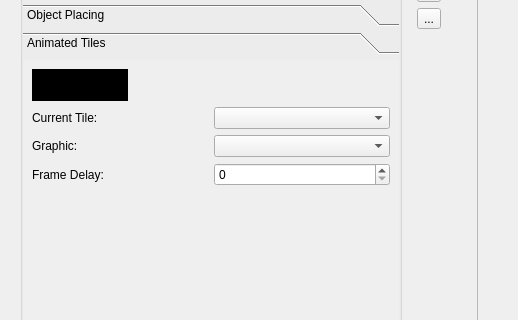
Before: the Qt Designer form editor/mainwindow_tab/map_tab.ui in protoman/rockbot, drawn with Qt 5; both pictures show x 0 to 518 and y 183 to 503 of the 1042 by 593 pixel window.
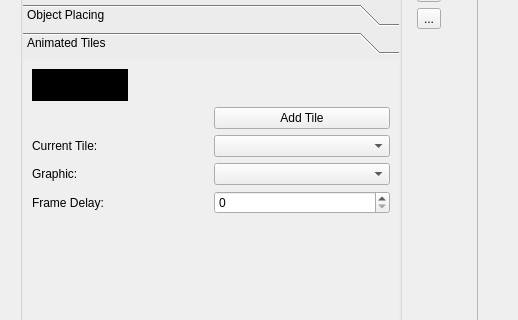
After: the same form once the commit is applied. The open tabs and pages were chosen to show the change. Icons and pictures are not drawn. Custom widgets are drawn as their Qt base class.

Commit message: - add more projectiles total - weapon now have a projectile for charged - fio_common for some generic read/write methods. // @TOOD: change fio_scenes to use this new class instead - refactor anim-tiles so that it can hold an infinite/undetermined number of tiles

```diff
--- a/editor/mainwindow_tab/map_tab.ui
+++ b/editor/mainwindow_tab/map_tab.ui
@@ -843,8 +843,8 @@
              <rect>
               <x>0</x>
               <y>0</y>
-              <width>374</width>
-              <height>295</height>
+              <width>380</width>
+              <height>346</height>
              </rect>
             </property>
             <attribute name="label">
@@ -881,21 +881,21 @@
                <property name="bottomMargin">
                 <number>10</number>
                </property>
-               <item row="0" column="1">
+               <item row="1" column="1">
                 <widget class="QComboBox" name="current_anim_tile_combobox">
                  <property name="enabled">
                   <bool>true</bool>
                  </property>
                 </widget>
                </item>
-               <item row="2" column="1">
+               <item row="3" column="1">
                 <widget class="QComboBox" name="anim_tile_graphic_combobox">
                  <property name="enabled">
                   <bool>true</bool>
                  </property>
                 </widget>
                </item>
-               <item row="3" column="1">
+               <item row="4" column="1">
                 <widget class="QSpinBox" name="anim_tile_delay_spinbox">
                  <property name="enabled">
                   <bool>true</bool>
@@ -905,27 +905,34 @@
                  </property>
                 </widget>
                </item>
-               <item row="2" column="0">
-                <widget class="QLabel" name="label_8">
-                 <property name="text">
-                  <string>Graphic:</string>
-                 </property>
-                </widget>
-               </item>
-               <item row="3" column="0">
-                <widget class="QLabel" name="label_3">
-                 <property name="text">
-                  <string>Frame Delay:</string>
-                 </property>
-                </widget>
-               </item>
-               <item row="0" column="0">
+               <item row="1" column="0">
                 <widget class="QLabel" name="label_6">
                  <property name="text">
                   <string>Current Tile:</string>
                  </property>
                 </widget>
                </item>
+               <item row="4" column="0">
+                <widget class="QLabel" name="label_3">
+                 <property name="text">
+                  <string>Frame Delay:</string>
+                 </property>
+                </widget>
+               </item>
+               <item row="3" column="0">
+                <widget class="QLabel" name="label_8">
+                 <property name="text">
+                  <string>Graphic:</string>
+                 </property>
+                </widget>
+               </item>
+               <item row="0" column="1">
+                <widget class="QPushButton" name="addTile_pushButton">
+                 <property name="text">
+                  <string>Add Tile</string>
+                 </property>
+                </widget>
+               </item>
               </layout>
              </item>
              <item>
```
Left out of the diff: 26 changed lines with no effect on the pictures. The commit also changes 37 other files.
